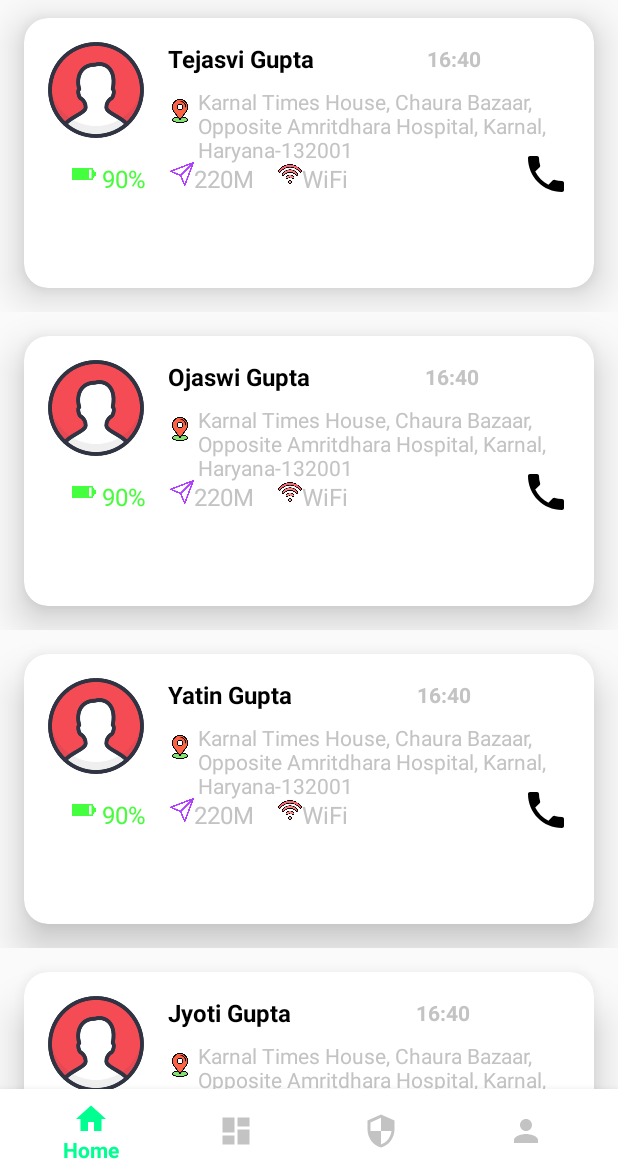
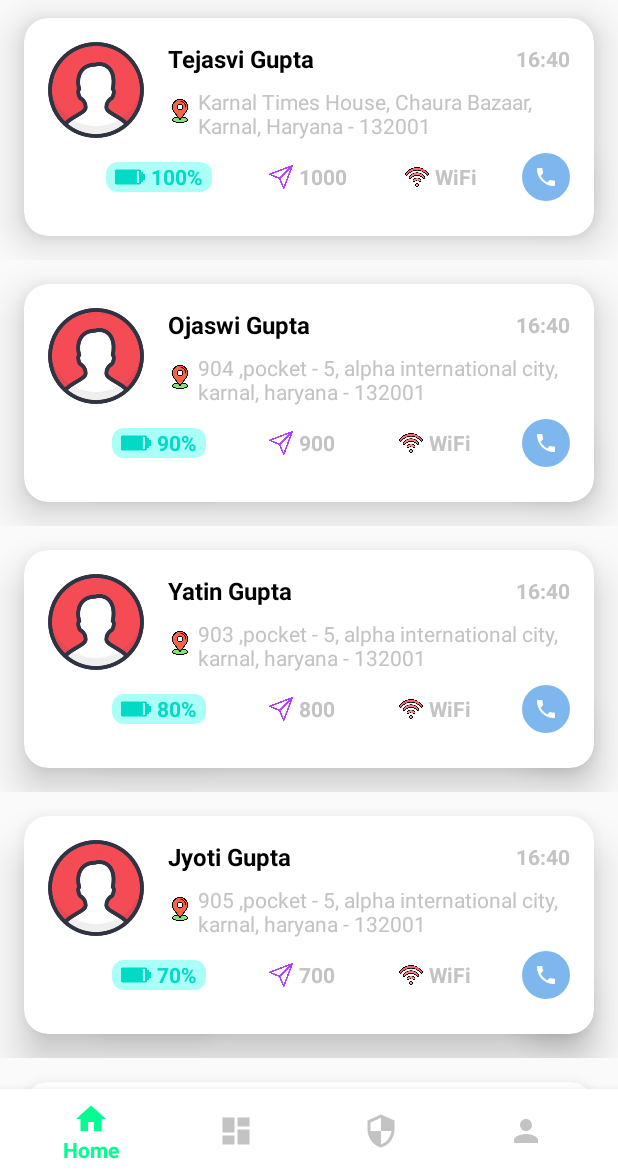
Before and after one commit to tejasvi98/MyFamily, an Android app: the screen it shows after launch (MainActivity), on a phone screen of 412 x 824 dp, the part 63-1236 px from its top. Run offline under Robolectric (Android 15) with nearby library versions, the phone set to English and light mode, and no system bars.

Commit message:
ui changes 2

```diff
--- a/app/src/main/java/com/example/myfamily/HomeFragment.kt
+++ b/app/src/main/java/com/example/myfamily/HomeFragment.kt
@@ -29,12 +29,36 @@ class HomeFragment : Fragment() {
         super.onViewCreated(view, savedInstanceState)
 
         val listMembers = listOf<MemberModel>(
-            MemberModel("Tejasvi Gupta"),
-            MemberModel("Ojaswi Gupta"),
-            MemberModel("Yatin Gupta"),
-            MemberModel("Jyoti Gupta"),
-            MemberModel("Vinod Kumar Gupta"),
-            MemberModel("Nirmal Gupta")
+            MemberModel(
+                "Tejasvi Gupta",
+                "Karnal Times House, Chaura Bazaar, Karnal, Haryana - 132001",
+                "100%",
+                "1000") ,
+            MemberModel(
+                "Ojaswi Gupta",
+                "904 ,pocket - 5, alpha international city, karnal, haryana - 132001",
+                "90%",
+                "900") ,
+            MemberModel(
+                "Yatin Gupta",
+                "903 ,pocket - 5, alpha international city, karnal, haryana - 132001",
+                "80%",
+                "800") ,
+            MemberModel(
+                "Jyoti Gupta",
+                "905 ,pocket - 5, alpha international city, karnal, haryana - 132001",
+                "70%",
+                "700") ,
+            MemberModel(
+                "Vinod Kumar Gupta",
+                "902 ,pocket - 5, alpha international city, karnal, haryana - 132001",
+                "60%",
+                "600") ,
+            MemberModel(
+                "Nirmal Gupta",
+                "901 ,pocket - 5, alpha international city, karnal, haryana - 132001",
+                "50%",
+                "500")
         )
 
         val adapter = MemberAdapter(listMembers)
--- a/app/src/main/java/com/example/myfamily/MemberAdapter.kt
+++ b/app/src/main/java/com/example/myfamily/MemberAdapter.kt
@@ -21,6 +21,9 @@ class MemberAdapter(private val listMembers: List<MemberModel>) : RecyclerView.A
 
         val item = listMembers[position]
         holder.userName.text = item.name
+        holder.address.text = item.address
+        holder.batteryPercentage.text = item.batteryPercentage
+        holder.distance.text = item.distance
 
     }
 
@@ -31,6 +34,9 @@ class MemberAdapter(private val listMembers: List<MemberModel>) : RecyclerView.A
     class ViewHolder(val item : View) : RecyclerView.ViewHolder(item) {
         val imageUser = item.findViewById<ImageView>(R.id.iv_img_user)
         val userName = item.findViewById<TextView>(R.id.tv_user_name)
+        val address = item.findViewById<TextView>(R.id.tv_address)
+        val batteryPercentage = item.findViewById<TextView>(R.id.tv_battery)
+        val distance = item.findViewById<TextView>(R.id.tv_distance)
 
 
     }
--- a/app/src/main/java/com/example/myfamily/MemberModel.kt
+++ b/app/src/main/java/com/example/myfamily/MemberModel.kt
@@ -1,5 +1,8 @@
 package com.example.myfamily
 
 data class MemberModel(
-    val name : String
+    val name : String,
+    val address : String,
+    val batteryPercentage : String,
+    val distance : String
 )
--- /dev/null
+++ b/app/src/main/res/drawable/shape_circle.xml
@@ -0,0 +1,8 @@
+<?xml version="1.0" encoding="utf-8"?>
+<shape  xmlns:android="http://schemas.android.com/apk/res/android"
+    android:shape="oval">
+
+    <solid
+        android:color="@color/phone_icon_color" />
+
+</shape>
--- /dev/null
+++ b/app/src/main/res/drawable/shape_rounded_rectangle.xml
@@ -0,0 +1,11 @@
+<?xml version="1.0" encoding="utf-8"?>
+<shape  xmlns:android="http://schemas.android.com/apk/res/android"
+    android:shape="rectangle">
+
+    <solid
+        android:color="@color/battery_background" />
+
+    <corners
+        android:radius="@dimen/dimen_8"/>
+
+</shape>
--- a/app/src/main/res/layout/item_member.xml
+++ b/app/src/main/res/layout/item_member.xml
@@ -8,7 +8,7 @@
     <com.google.android.material.card.MaterialCardView
         android:id="@+id/mcv_card"
         android:layout_width="match_parent"
-        android:layout_height="@dimen/dimen_180"
+        android:layout_height="@dimen/dimen_145"
         android:layout_margin="@dimen/dimen_16"
         android:background="@color/purple_200"
         app:cardCornerRadius="@dimen/dimen_16"
@@ -52,14 +52,16 @@
 
     <TextView
         android:id="@+id/tv_address"
-        android:layout_width="0dp"
+        android:layout_width="@dimen/dimen_0"
         android:layout_height="wrap_content"
         android:layout_marginStart="@dimen/dimen_4"
         android:layout_marginTop="@dimen/dimen_8"
         android:elevation="@dimen/dimen_16"
+        android:ellipsize="end"
+        android:maxLines="2"
         android:text="@string/string_address_sample"
         android:textColor="@color/dark_grey"
-        app:layout_constraintEnd_toEndOf="parent"
+        app:layout_constraintEnd_toEndOf="@id/mcv_card"
         app:layout_constraintStart_toEndOf="@+id/iv_user_location"
         app:layout_constraintTop_toBottomOf="@+id/tv_user_name" />
 
@@ -67,91 +69,121 @@
         android:id="@+id/tv_time"
         android:layout_width="wrap_content"
         android:layout_height="wrap_content"
+        android:layout_margin="@dimen/dimen_16"
         android:elevation="@dimen/dimen_16"
         android:text="@string/string_time_sample"
         android:textColor="@color/dark_grey"
         android:textStyle="bold"
         app:layout_constraintBottom_toBottomOf="@+id/tv_user_name"
         app:layout_constraintEnd_toEndOf="@+id/mcv_card"
-        app:layout_constraintStart_toEndOf="@+id/tv_user_name"
         app:layout_constraintTop_toTopOf="@id/tv_user_name" />
+
+
+    <LinearLayout
+        android:id="@+id/ll_battery"
+        android:layout_width="wrap_content"
+        android:layout_height="wrap_content"
+        android:layout_marginStart="@dimen/dimen_8"
+        android:layout_marginTop="@dimen/dimen_16"
+        android:background="@drawable/shape_rounded_rectangle"
+        android:elevation="@dimen/dimen_16"
+        android:orientation="horizontal"
+        android:paddingStart="@dimen/dimen_6"
+        android:paddingEnd="@dimen/dimen_6"
+        app:layout_constraintEnd_toStartOf="@id/ll_distance"
+        app:layout_constraintHorizontal_chainStyle="spread"
+        app:layout_constraintStart_toStartOf="@+id/iv_img_user"
+        app:layout_constraintTop_toBottomOf="@id/iv_img_user">
 
         <ImageView
             android:id="@+id/iv_battery"
-        android:layout_width="@dimen/dimen_16"
-        android:layout_height="@dimen/dimen_16"
-        android:layout_margin="@dimen/dimen_16"
-        android:elevation="@dimen/dimen_16"
+            android:layout_width="@dimen/dimen_20"
+            android:layout_height="@dimen/dimen_20"
             android:src="@drawable/ic_battery"
-        app:layout_constraintStart_toStartOf="@+id/iv_img_user"
-        app:layout_constraintTop_toBottomOf="@id/iv_img_user" />
+            app:tint="@color/teal_200" />
 
         <TextView
             android:id="@+id/tv_battery"
             android:layout_width="wrap_content"
             android:layout_height="wrap_content"
             android:layout_marginStart="@dimen/dimen_4"
+            android:text="@string/string_battery_percentage"
+            android:textColor="@color/teal_200"
+            android:textStyle="bold" />
+
+    </LinearLayout>
+
+    <LinearLayout
+        android:id="@+id/ll_distance"
+        android:layout_width="wrap_content"
+        android:layout_height="wrap_content"
+        android:layout_marginStart="@dimen/dimen_8"
+        android:layout_marginTop="@dimen/dimen_16"
         android:elevation="@dimen/dimen_16"
-        android:text="@string/string_battery_percentage"
-        android:textColor="@color/color_battery_green"
-        android:textSize="@dimen/dimen_16"
-        app:layout_constraintStart_toEndOf="@+id/iv_battery"
-        app:layout_constraintTop_toTopOf="@+id/iv_battery" />
+        android:orientation="horizontal"
+        app:layout_constraintEnd_toStartOf="@id/ll_wifi"
+        app:layout_constraintStart_toEndOf="@id/ll_battery"
+        app:layout_constraintTop_toBottomOf="@id/iv_img_user">
 
         <ImageView
             android:id="@+id/iv_distance_icon"
             android:layout_width="@dimen/dimen_16"
-        android:layout_height="@dimen/dimen_16"
-        android:layout_margin="@dimen/dimen_16"
-        android:layout_marginStart="@dimen/dimen_16"
-        android:elevation="@dimen/dimen_16"
-        android:src="@drawable/ic_navigation"
-        app:layout_constraintStart_toEndOf="@id/tv_battery"
-        app:layout_constraintTop_toBottomOf="@id/iv_img_user" />
+            android:layout_height="@dimen/dimen_20"
+            android:src="@drawable/ic_navigation" />
 
         <TextView
             android:id="@+id/tv_distance"
             android:layout_width="wrap_content"
             android:layout_height="wrap_content"
-        android:elevation="@dimen/dimen_16"
+            android:layout_marginStart="@dimen/dimen_4"
             android:text="@string/string_distance_sample"
             android:textColor="@color/dark_grey"
-        android:textSize="@dimen/dimen_16"
-        app:layout_constraintStart_toEndOf="@+id/iv_distance_icon"
-        app:layout_constraintTop_toTopOf="@+id/iv_distance_icon" />
+            android:textStyle="bold" />
+
+    </LinearLayout>
+
+    <LinearLayout
+        android:id="@+id/ll_wifi"
+        android:layout_width="wrap_content"
+        android:layout_height="wrap_content"
+        android:layout_marginStart="@dimen/dimen_8"
+        android:layout_marginTop="@dimen/dimen_16"
+        android:elevation="@dimen/dimen_16"
+        android:orientation="horizontal"
+        app:layout_constraintEnd_toStartOf="@id/iv_phone"
+        app:layout_constraintStart_toEndOf="@id/ll_distance"
+        app:layout_constraintTop_toBottomOf="@id/iv_img_user">
 
         <ImageView
             android:id="@+id/iv_wifi"
             android:layout_width="@dimen/dimen_16"
-        android:layout_height="@dimen/dimen_16"
-        android:layout_margin="@dimen/dimen_16"
-        android:layout_marginStart="@dimen/dimen_16"
-        android:elevation="@dimen/dimen_16"
-        android:src="@drawable/ic_wifi"
-        app:layout_constraintStart_toEndOf="@id/tv_distance"
-        app:layout_constraintTop_toBottomOf="@id/iv_img_user" />
+            android:layout_height="@dimen/dimen_20"
+            android:src="@drawable/ic_wifi" />
 
         <TextView
             android:id="@+id/tv_wifi"
             android:layout_width="wrap_content"
             android:layout_height="wrap_content"
-        android:elevation="@dimen/dimen_16"
+            android:layout_marginStart="@dimen/dimen_4"
             android:text="@string/string_wifi"
             android:textColor="@color/dark_grey"
-        android:textSize="@dimen/dimen_16"
-        app:layout_constraintStart_toEndOf="@+id/iv_wifi"
-        app:layout_constraintTop_toTopOf="@+id/iv_wifi" />
+            android:textStyle="bold" />
+
+    </LinearLayout>
+
 
     <ImageView
         android:id="@+id/iv_phone"
         android:layout_width="@dimen/dimen_32"
         android:layout_height="@dimen/dimen_32"
         android:layout_margin="@dimen/dimen_16"
+        android:background="@drawable/shape_circle"
         android:elevation="@dimen/dimen_16"
+        android:padding="@dimen/dimen_8"
         android:src="@drawable/ic_phone"
-        app:layout_constraintBottom_toBottomOf="@+id/iv_battery"
+        app:layout_constraintBottom_toBottomOf="@+id/ll_battery"
         app:layout_constraintEnd_toEndOf="@+id/mcv_card"
-        app:layout_constraintTop_toTopOf="@+id/iv_battery"
-        app:tint="@color/black" />
+        app:layout_constraintTop_toTopOf="@+id/ll_battery"
+        app:tint="@color/white" />
 
 </androidx.constraintlayout.widget.ConstraintLayout>
--- a/app/src/main/res/values/colors.xml
+++ b/app/src/main/res/values/colors.xml
@@ -13,4 +13,6 @@
     <color name="card_cyan">#63d2c8</color>
     <color name="light_green">#00FF91</color>
     <color name="color_battery_green">#48fc3c</color>
+    <color name="phone_icon_color">#7eb7ed</color>
+    <color name="battery_background">#AAFFF7</color>
 </resources>
--- a/app/src/main/res/values/dimens.xml
+++ b/app/src/main/res/values/dimens.xml
@@ -10,4 +10,8 @@
     <dimen name="dimen_8">8dp</dimen>
     <dimen name="dimen_4">4dp</dimen>
     <dimen name="dimen_32">32dp</dimen>
+    <dimen name="dimen_145">145dp</dimen>
+    <dimen name="dimen_20">20dp</dimen>
+    <dimen name="dimen_2">2dp</dimen>
+    <dimen name="dimen_6">6dp</dimen>
 </resources>
```
Lines whose indentation alone changed are shown as unchanged.
